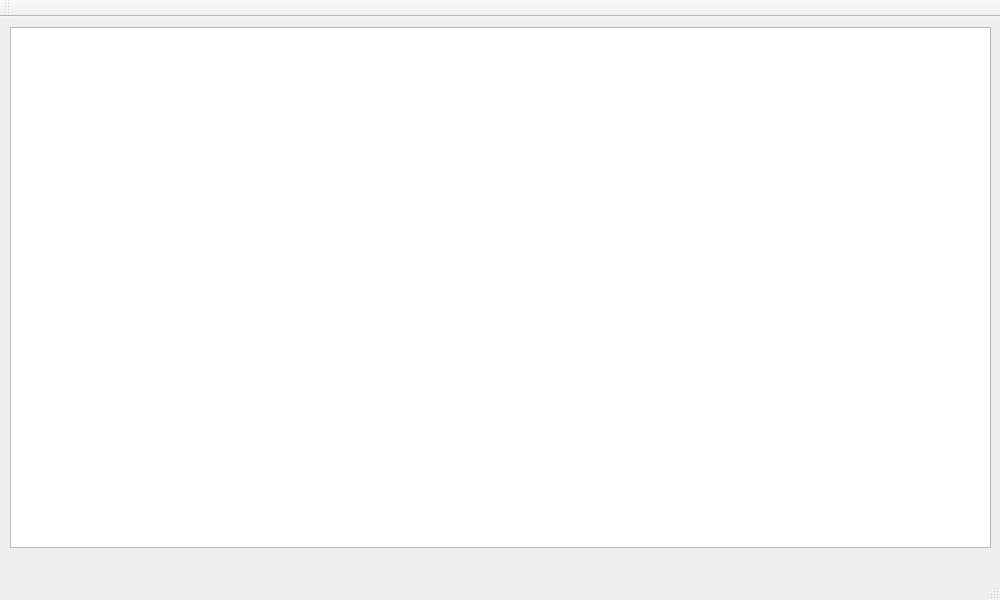
Before: the Qt Designer form mainwindow.ui in morsmordre-btch/configurator, drawn with Qt 5.
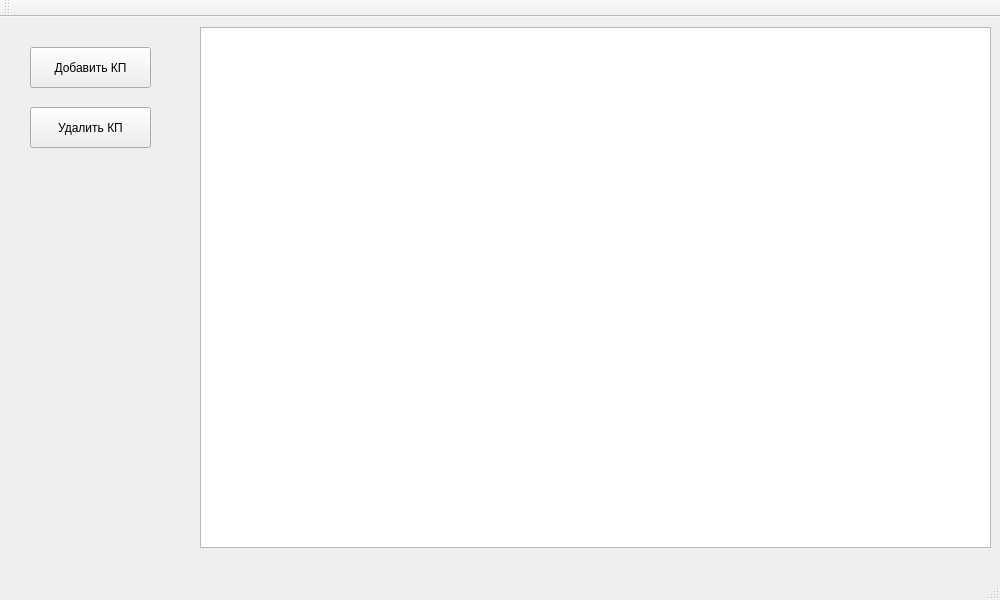
After: the same form once the commit is applied.

Diff of the .ui file:
```diff
--- a/mainwindow.ui
+++ b/mainwindow.ui
@@ -17,13 +17,39 @@
    <widget class="QGraphicsView" name="graphicsView">
     <property name="geometry">
      <rect>
-      <x>10</x>
+      <x>200</x>
       <y>10</y>
-      <width>981</width>
+      <width>791</width>
       <height>521</height>
      </rect>
     </property>
    </widget>
+   <widget class="QPushButton" name="pushButton">
+    <property name="geometry">
+     <rect>
+      <x>30</x>
+      <y>30</y>
+      <width>121</width>
+      <height>41</height>
+     </rect>
+    </property>
+    <property name="text">
+     <string>Добавить КП</string>
+    </property>
+   </widget>
+   <widget class="QPushButton" name="pushButton_2">
+    <property name="geometry">
+     <rect>
+      <x>30</x>
+      <y>90</y>
+      <width>121</width>
+      <height>41</height>
+     </rect>
+    </property>
+    <property name="text">
+     <string>Удалить КП</string>
+    </property>
+   </widget>
   </widget>
   <widget class="QMenuBar" name="menuBar">
    <property name="geometry">
```
